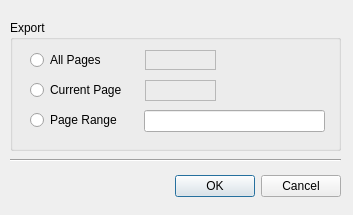
Before: the Qt Designer form mainApp/dialogexportpages.ui in trevorsandy/lpub3d, drawn with Qt 5.
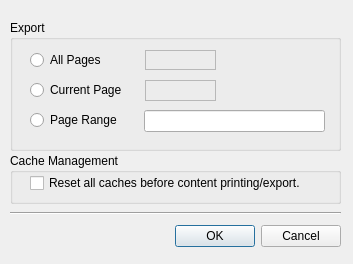
After: the same form once the commit is applied.

Commit message: Force to empty the cache before creating a PDF (r654)

Diff of the .ui file:
```diff
--- a/mainApp/dialogexportpages.ui
+++ b/mainApp/dialogexportpages.ui
@@ -7,7 +7,7 @@
     <x>0</x>
     <y>0</y>
     <width>353</width>
-    <height>215</height>
+    <height>264</height>
    </rect>
   </property>
   <property name="windowTitle">
@@ -17,7 +17,7 @@
    <property name="geometry">
     <rect>
      <x>10</x>
-     <y>170</y>
+     <y>220</y>
      <width>331</width>
      <height>32</height>
     </rect>
@@ -139,7 +139,7 @@
    <property name="geometry">
     <rect>
      <x>10</x>
-     <y>150</y>
+     <y>203</y>
      <width>331</width>
      <height>20</height>
     </rect>
@@ -148,6 +148,35 @@
     <enum>Qt::Horizontal</enum>
    </property>
   </widget>
+  <widget class="QGroupBox" name="groupBoxExportCache">
+   <property name="geometry">
+    <rect>
+     <x>10</x>
+     <y>153</y>
+     <width>331</width>
+     <height>51</height>
+    </rect>
+   </property>
+   <property name="title">
+    <string>Cache Management</string>
+   </property>
+   <widget class="QCheckBox" name="checkBoxResetCache">
+    <property name="geometry">
+     <rect>
+      <x>20</x>
+      <y>20</y>
+      <width>291</width>
+      <height>20</height>
+     </rect>
+    </property>
+    <property name="toolTip">
+     <string>Check to clear all caches before printing/export</string>
+    </property>
+    <property name="text">
+     <string>Reset all caches before content printing/export.</string>
+    </property>
+   </widget>
+  </widget>
  </widget>
  <resources/>
  <connections>
```
The commit also changes 4 other files.
